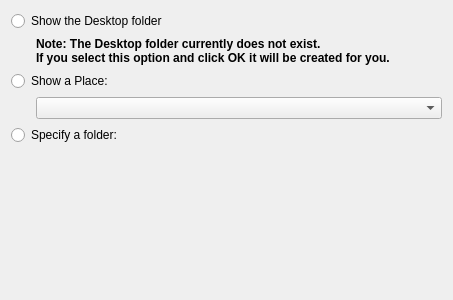
The window that plasma/applets/folderview/folderviewLocationConfig.ui (KDE/kde-baseapps) describes before a commit, drawn with Qt 5.
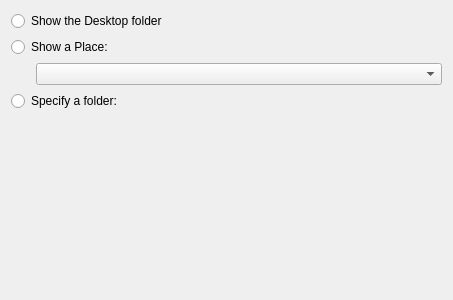
The same window after the commit. Custom widgets are drawn as their Qt base class.

Commit message:
Make the correct check about the desktop folder considering the "About me" setting and checking if the folder exists.
Also makes the applet default to $HOME when it's not a
containment. The config dialog shows only possible actions,
so it will not show the desktop radio button if the desktop
folder doesnt exist.

For 4.3 we need to change the description of the applet,
explaining that it will default to $HOME and not Desktop.

CCBUG:175824

The edit to the form file:
```diff
--- a/plasma/applets/folderview/folderviewLocationConfig.ui
+++ b/plasma/applets/folderview/folderviewLocationConfig.ui
@@ -17,36 +17,6 @@
      </property>
     </widget>
    </item>
-   <item>
-    <layout class="QHBoxLayout" name="horizontalLayout_3" >
-     <item>
-      <spacer name="warningSpacer" >
-       <property name="orientation" >
-        <enum>Qt::Horizontal</enum>
-       </property>
-       <property name="sizeType" >
-        <enum>QSizePolicy::Fixed</enum>
-       </property>
-       <property name="sizeHint" stdset="0" >
-        <size>
-         <width>25</width>
-         <height>20</height>
-        </size>
-       </property>
-      </spacer>
-     </item>
-     <item>
-      <widget class="QLabel" name="warningLabel" >
-       <property name="text" >
-        <string>&lt;html>&lt;body>&lt;b>Note: The Desktop folder currently does not exist.&lt;br />If you select this option and click OK it will be created for you.&lt;/b>&lt;/body>&lt;/html></string>
-       </property>
-       <property name="textFormat" >
-        <enum>Qt::RichText</enum>
-       </property>
-      </widget>
-     </item>
-    </layout>
-   </item>
    <item>
     <widget class="QRadioButton" name="showPlace" >
      <property name="text" >
```
The commit also changes 1 other file.
